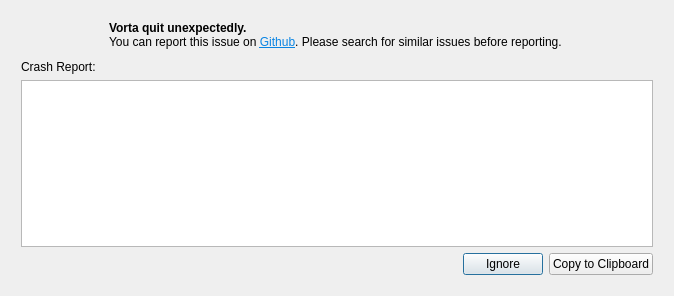
The window that src/vorta/assets/UI/exceptiondialog.ui (borgbase/vorta) describes before a commit, drawn with Qt 5.
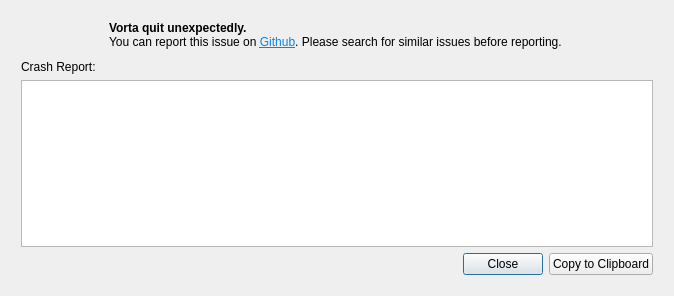
The same window after the commit.

Commit message: improved label names, added button icons

What changed in the file:
```diff
--- a/src/vorta/assets/UI/exceptiondialog.ui
+++ b/src/vorta/assets/UI/exceptiondialog.ui
@@ -148,9 +148,9 @@
         </spacer>
        </item>
        <item>
-        <widget class="QPushButton" name="ignoreButton">
-         <property name="text">
-          <string>Ignore</string>
+        <widget class="QDialogButtonBox" name="ignoreButton">
+       <property name="standardButtons">
+        <set>QDialogButtonBox::Close</set>
          </property>
         </widget>
        </item>
```
Left out of the diff: 4 changed lines with no effect on the pictures. Lines whose indentation alone changed are shown as unchanged. The commit also changes 1 other file.
